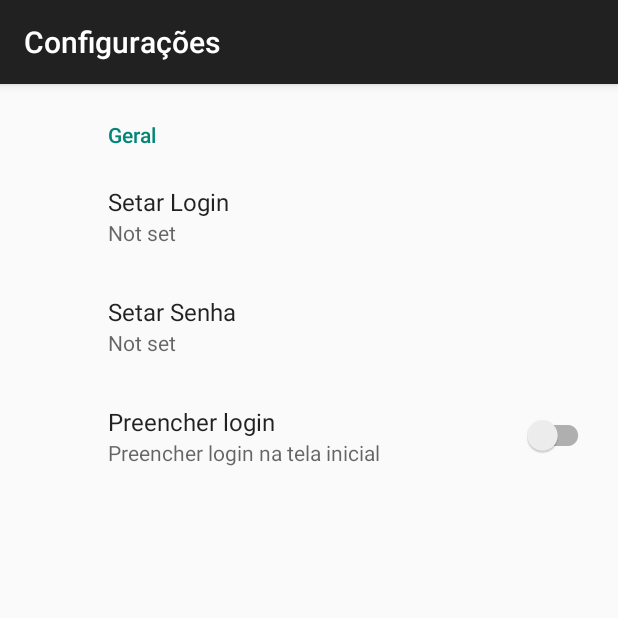
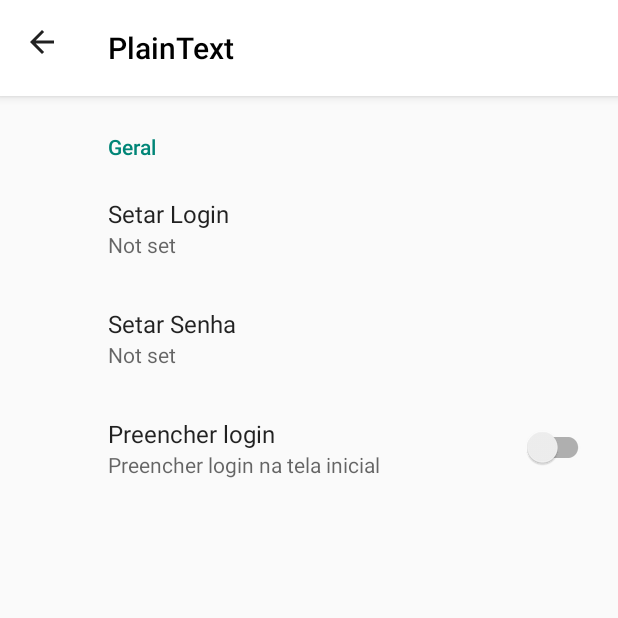
Before and after one commit to amon-mn/plain_text_app, an Android app built with Jetpack Compose: the PreferencesActivity screen opened directly, with no data from a screen before it, on a phone screen of 412 x 824 dp, the top half of it. Run offline under Robolectric (Android 15) with nearby library versions, the phone set to English and light mode, and no system bars; our stand-ins replace androidx.preference.

Commit message:
fix: Ajustes visuais e funcionais na tela de Configurações
Este commit corrige e aprimora a interface da tela de Configurações:

-   **Posicionamento da AppBar:** Corrige a sobreposição da Toolbar com a barra de status e o recorte da câmera, garantindo que ela seja exibida corretamente.
-   **Visibilidade da Barra de Status:** Garante que a barra de notificações do sistema esteja visível acima da AppBar.
-   **Botão de Voltar:** Ativa a funcionalidade do botão de voltar na Toolbar, permitindo navegar de volta para a tela anterior.
-   **Altura da AppBar:** Aumenta a altura da Toolbar para uma presença visual um pouco maior.

Essas mudanças melhoram a experiência do usuário e a conformidade visual da tela de preferências.

```diff
--- a/app/build.gradle.kts
+++ b/app/build.gradle.kts
@@ -52,6 +52,7 @@ dependencies {
     implementation(libs.androidx.navigation.compose)
     implementation(libs.androidx.lifecycle.viewmodel.compose)
     implementation(libs.androidx.preference.ktx)
+    implementation(libs.androidx.savedstate.ktx)
 
     testImplementation(libs.junit)
     androidTestImplementation(libs.androidx.junit)
--- a/app/src/main/java/br/edu/ufam/icomp/plaintextapp/activities/PreferencesActivity.kt
+++ b/app/src/main/java/br/edu/ufam/icomp/plaintextapp/activities/PreferencesActivity.kt
@@ -1,26 +1,45 @@
-package br.edu.ufam.icomp.plaintextapp.activities // <-- SEU PACOTE PRINCIPAL
+package br.edu.ufam.icomp.plaintextapp.activities
 
 import android.os.Bundle
 import androidx.appcompat.app.AppCompatActivity
-import androidx.preference.PreferenceFragmentCompat // Importe PreferenceFragmentCompat
+import androidx.appcompat.widget.Toolbar
+import androidx.core.view.WindowCompat // Re-importe WindowCompat
+
+import androidx.preference.PreferenceFragmentCompat
+
 import br.edu.ufam.icomp.plaintextapp.R
+
 
 class PreferencesActivity : AppCompatActivity() {
     override fun onCreate(savedInstanceState: Bundle?) {
         super.onCreate(savedInstanceState)
+        // RE-ADICIONE ESTA LINHA: Habilita o desenho edge-to-edge
+        WindowCompat.setDecorFitsSystemWindows(window, false)
 
-        // Substitui o conteúdo da Activity pelo nosso PreferencesFragment
-        // android.R.id.content é o ID do contêiner raiz da Activity
-        supportFragmentManager
-            .beginTransaction()
-            .replace(android.R.id.content, PreferencesFragment())
-            .commit()
+        setContentView(R.layout.activity_preferences)
+
+        val toolbar = findViewById<Toolbar>(R.id.preferences_toolbar)
+        setSupportActionBar(toolbar)
+        supportActionBar?.setDisplayHomeAsUpEnabled(true) // Adiciona o botão de voltar
+        supportActionBar?.title = "PlainText" // Garante o título
+
+        // Anexa o PreferencesFragment ao FragmentContainerView
+        if (savedInstanceState == null) {
+            supportFragmentManager
+                .beginTransaction()
+                .replace(R.id.preferences_fragment_container, PreferencesFragment())
+                .commit()
+        }
     }
 
-    // Classe interna que hospeda as preferências do XML
+    // Sobrescreve onSupportNavigateUp para lidar com o botão de voltar da Toolbar
+    override fun onSupportNavigateUp(): Boolean {
+        onBackPressedDispatcher.onBackPressed() // Simula o botão de voltar
+        return true
+    }
+
     class PreferencesFragment : PreferenceFragmentCompat() {
         override fun onCreatePreferences(savedInstanceState: Bundle?, rootKey: String?) {
-            // Carrega as preferências do arquivo XML que criamos
             setPreferencesFromResource(R.xml.preferences, rootKey)
         }
     }
--- /dev/null
+++ b/app/src/main/res/layout/activity_preferences.xml
@@ -0,0 +1,29 @@
+<?xml version="1.0" encoding="utf-8"?>
+<LinearLayout xmlns:android="http://schemas.android.com/apk/res/android"
+    xmlns:app="http://schemas.android.com/apk/res-auto"
+    android:layout_width="match_parent"
+    android:layout_height="match_parent"
+    android:orientation="vertical"
+    android:fitsSystemWindows="true"> <!-- MUITO IMPORTANTE: Defina como TRUE no layout raiz -->
+
+    <!-- Toolbar tradicional para a AppBar -->
+    <!-- "?attr/actionBarSize" -->
+    <androidx.appcompat.widget.Toolbar
+        android:id="@+id/preferences_toolbar"
+        android:layout_width="match_parent"
+        android:layout_height="64dp"
+        android:background="@android:color/white"
+        android:elevation="4dp"
+        android:theme="@style/ThemeOverlay.AppCompat.ActionBar"
+        app:titleTextColor="@android:color/black"
+        app:title="PlainText"
+        android:paddingTop="0dp" /> <!-- REMOVA QUALQUER PADDING TOP AQUI, deixe o sistema gerenciar -->
+
+    <!-- FragmentContainerView para hospedar o PreferenceFragmentCompat -->
+    <androidx.fragment.app.FragmentContainerView
+        android:id="@+id/preferences_fragment_container"
+        android:layout_width="match_parent"
+        android:layout_height="match_parent"
+        android:name="br.edu.ufam.icomp.plaintextapp.activities.PreferencesActivity$PreferencesFragment" />
+
+</LinearLayout>
--- a/app/src/main/res/values/themes.xml
+++ b/app/src/main/res/values/themes.xml
@@ -1,7 +1,26 @@
 <?xml version="1.0" encoding="utf-8"?>
 <resources>
 
-    <style name="Theme.PlainTextApp" parent="android:Theme.Material.Light.NoActionBar" />
-    <style name="Theme.PlainTextApp.Preferences" parent="Theme.AppCompat.Light.DarkActionBar">
+    <!-- Base application theme. -->
+    <style name="Theme.PlainTextApp" parent="android:Theme.Material.Light.NoActionBar">
+        <!-- Customize your light theme here. -->
+        <!-- <item name="colorPrimary">@color/my_light_primary</item> -->
     </style>
+
+    <!-- Theme for the PreferencesActivity -->
+    <!-- Este tema herda de um tema AppCompat -->
+    <style name="Theme.PlainTextApp.Preferences" parent="Theme.AppCompat.Light.NoActionBar">
+        <!-- Garante que não haja ActionBar padrão e remove o título da janela -->
+        <item name="windowActionBar">false</item>
+        <item name="windowNoTitle">true</item>
+
+        <!-- Define a cor da barra de status como branca e garante ícones escuros -->
+        <item name="android:statusBarColor">@android:color/white</item>
+        <item name="android:windowLightStatusBar">true</item>
+        <!-- REMOVA QUALQUER LINHA COMO:
+             <item name="android:windowTranslucentStatus">true</item>
+             <item name="android:windowDrawsSystemBarBackgrounds">true</item>
+             Essas podem causar problemas quando combinadas com fitsSystemWindows. -->
+    </style>
+
 </resources>
--- a/gradle/libs.versions.toml
+++ b/gradle/libs.versions.toml
@@ -10,6 +10,7 @@ activityCompose = "1.8.0"
 composeBom = "2024.09.00"
 navigation-compose = "2.7.7"
 preference = "1.2.1"
+savedstate = "1.2.1"
 
 [libraries]
 androidx-core-ktx = { group = "androidx.core", name = "core-ktx", version.ref = "coreKtx" }
@@ -29,6 +30,7 @@ androidx-ui-test-junit4 = { group = "androidx.compose.ui", name = "ui-test-junit
 androidx-material3 = { group = "androidx.compose.material3", name = "material3" }
 androidx-navigation-compose = { module = "androidx.navigation:navigation-compose", version.ref = "navigation-compose" }
 androidx-preference-ktx = { module = "androidx.preference:preference-ktx", version.ref = "preference" }
+androidx-savedstate-ktx = { group = "androidx.savedstate", name = "savedstate-ktx", version.ref = "savedstate" }
 
 [plugins]
 android-application = { id = "com.android.application", version.ref = "agp" }
```
